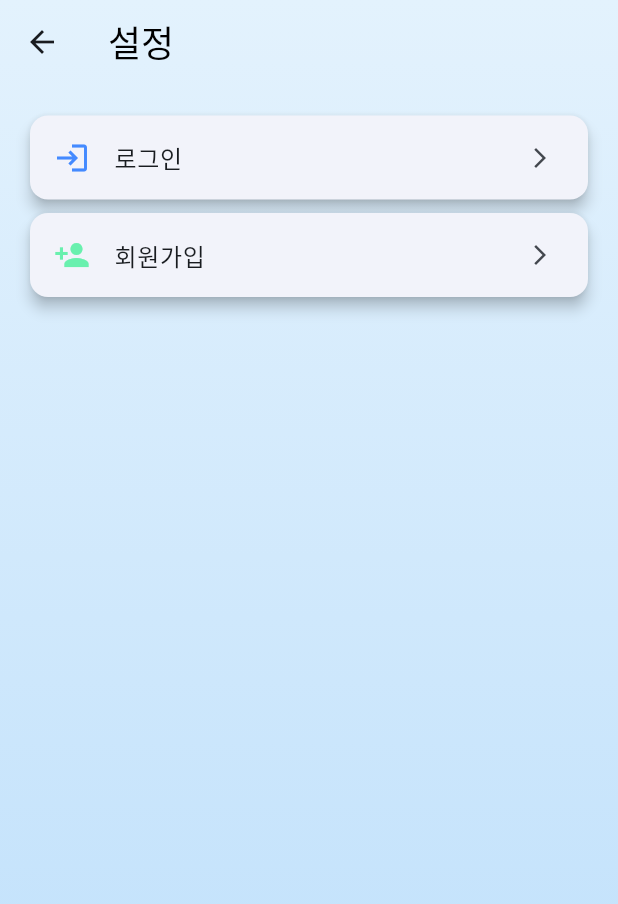
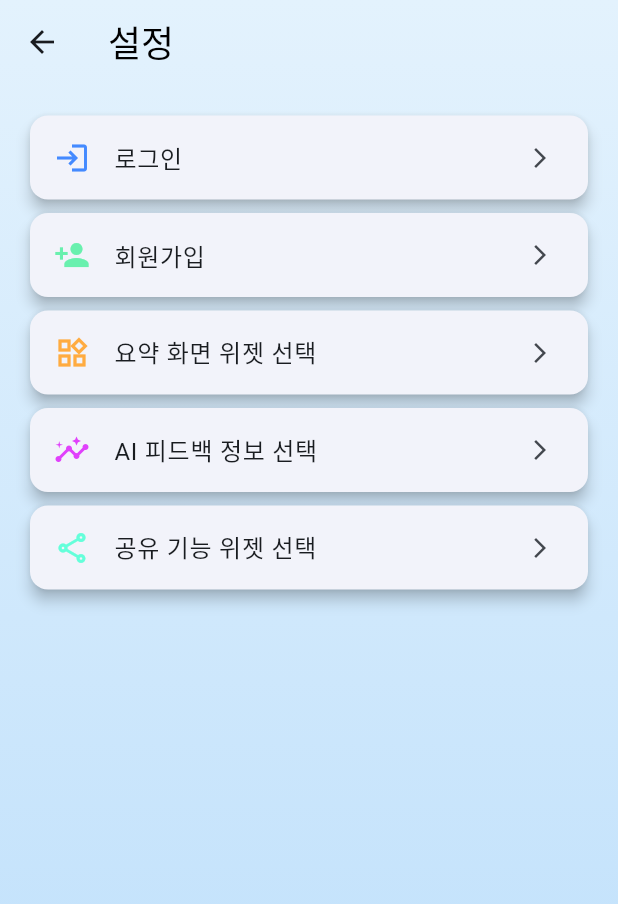
Before and after one commit to Splleat/Recap-Today, a Flutter app: the SummaryScreen screen opened by its route, after a tap on the "settings" icon, on a phone screen of 412 x 824 dp. Shown: the top 904 px of the screen. Run offline on Flutter 3.47's test engine with Material 3 defaults, Android fonts, the phone set to English and light mode, and no system bars; our stand-ins replace dio, fl_chart, freezed_annotation, image_picker, permission_handler, shared_preferences and 2 more; accounts and stored records are empty; Roboto replaces fonts that are missing (Pretendard).

Commit message:
더미 날씨 요약 위젯 추가, 설정 위젯 선택 버튼 추가

```diff
--- a/lib/screens/settings_screen.dart
+++ b/lib/screens/settings_screen.dart
@@ -13,7 +13,6 @@ class SettingsScreen extends StatefulWidget {
 class _SettingsScreenState extends State<SettingsScreen> {
   @override
   Widget build(BuildContext context) {
-
     return Scaffold(
       extendBodyBehindAppBar: true,
       appBar: AppBar(
@@ -82,6 +81,66 @@ class _SettingsScreenState extends State<SettingsScreen> {
                   ),
                 ),
                 const SizedBox(height: 1),
+                // 요약 화면 위젯 선택 섹션
+                Card(
+                  shape: RoundedRectangleBorder(
+                    borderRadius: BorderRadius.circular(12),
+                  ),
+                  elevation: 4,
+                  child: ListTile(
+                    leading: const Icon(
+                      Icons.widgets_outlined,
+                      color: Colors.orangeAccent,
+                    ),
+                    title: const Text('요약 화면 위젯 선택'),
+                    //subtitle: const Text('요약 화면에 표시할 위젯을 선택하세요'),
+                    trailing: const Icon(Icons.arrow_forward_ios, size: 16),
+                    onTap: () {
+                      // TODO: 요약 화면 위젯 선택 화면으로 이동
+                    },
+                  ),
+                ),
+                const SizedBox(height: 1),
+                // AI 피드백 정보 선택 섹션
+                Card(
+                  shape: RoundedRectangleBorder(
+                    borderRadius: BorderRadius.circular(12),
+                  ),
+                  elevation: 4,
+                  child: ListTile(
+                    leading: const Icon(
+                      Icons.insights,
+                      color: Colors.purpleAccent,
+                    ),
+                    title: const Text('AI 피드백 정보 선택'),
+                    //subtitle: const Text('AI 피드백에 포함될 정보를 선택하세요'),
+                    trailing: const Icon(Icons.arrow_forward_ios, size: 16),
+                    onTap: () {
+                      // TODO: AI 피드백 정보 선택 화면으로 이동
+                    },
+                  ),
+                ),
+                const SizedBox(height: 1),
+                // 공유 기능 위젯 선택 섹션
+                Card(
+                  shape: RoundedRectangleBorder(
+                    borderRadius: BorderRadius.circular(12),
+                  ),
+                  elevation: 4,
+                  child: ListTile(
+                    leading: const Icon(
+                      Icons.share_outlined,
+                      color: Colors.tealAccent,
+                    ),
+                    title: const Text('공유 기능 위젯 선택'),
+                    //subtitle: const Text('공유할 때 포함될 위젯을 선택하세요'),
+                    trailing: const Icon(Icons.arrow_forward_ios, size: 16),
+                    onTap: () {
+                      // TODO: 공유 기능 위젯 선택 화면으로 이동
+                    },
+                  ),
+                ),
+                const SizedBox(height: 1),
                 // 다른 설정 항목들을 여기에 추가할 수 있습니다
               ],
             ),
--- a/lib/screens/summary_screen.dart
+++ b/lib/screens/summary_screen.dart
@@ -2,6 +2,7 @@ import 'package:flutter/material.dart';
 import 'package:recap_today/router.dart';
 import 'package:recap_today/widget/background.dart';
 import 'package:recap_today/widget/summary/location_info.dart';
+import 'package:recap_today/widget/summary/weather_summary.dart'; // 날씨 요약 위젯 추가
 import 'package:recap_today/widget/summary/app_usage.dart';
 import 'package:recap_today/widget/summary/checklist_achievement.dart';
 import 'package:recap_today/widget/summary/ai_feedback.dart';
@@ -64,6 +65,15 @@ class _SummaryScreenState extends State<SummaryScreen> {
                       child: LocationInfo(),
                     ),
                   ),
+                  Card(
+                    child: Padding(
+                      // 패딩 추가
+                      padding: const EdgeInsets.symmetric(
+                        vertical: 80.0,
+                      ), // LocationInfo와 동일한 패딩 적용
+                      child: WeatherSummary(),
+                    ),
+                  ), // 날씨 요약 위젯 추가
                   Card(child: AppUsage()),
                   Card(child: ChecklistAchievement()),
                   // EmotionSummaryGraph 추가
--- /dev/null
+++ b/lib/widget/summary/weather_summary.dart
@@ -0,0 +1,13 @@
+import 'package:flutter/material.dart';
+
+class WeatherSummary extends StatelessWidget {
+  const WeatherSummary({super.key});
+
+  @override
+  Widget build(BuildContext context) {
+    return Container(
+      alignment: Alignment.center,
+      child: const Text('WeatherSummary'),
+    );
+  }
+}
```
